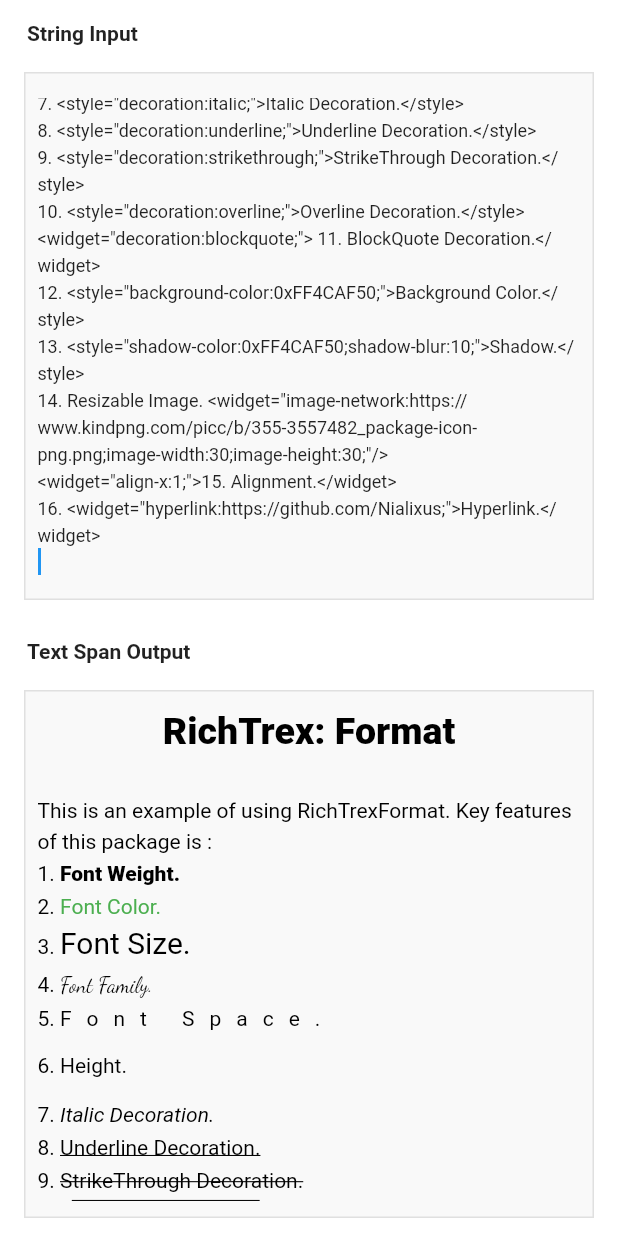
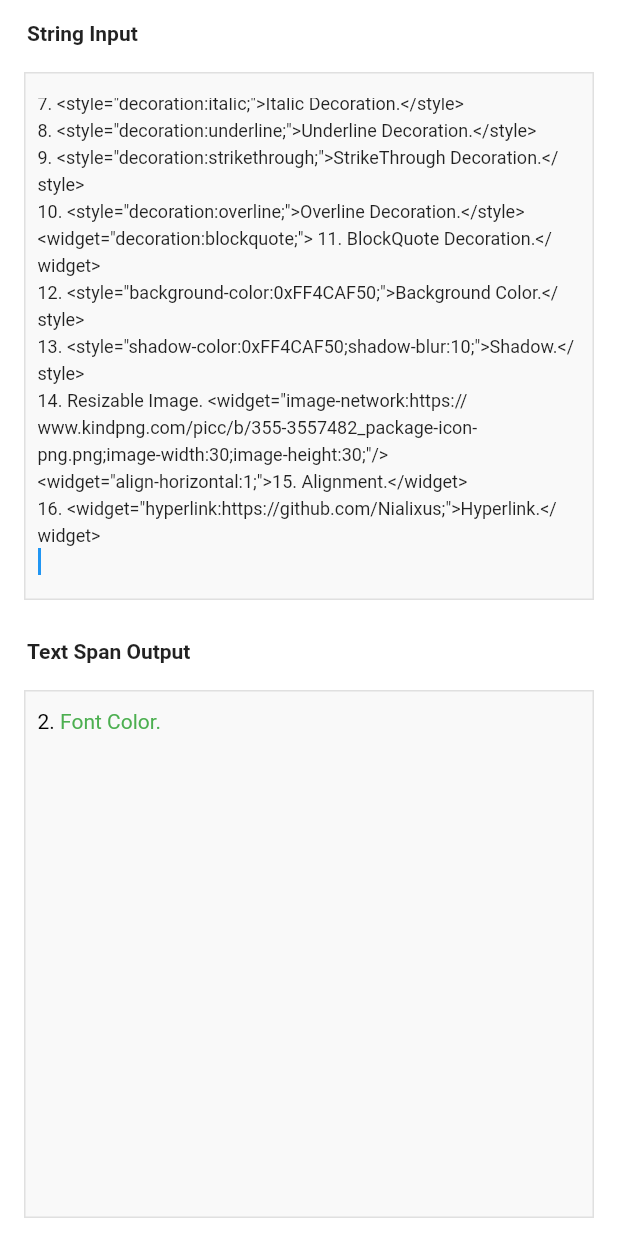
Before and after one commit to Nialixus/richtrex_span, a Flutter app: the screen it shows after launch, on a phone screen of 412 x 824 dp. Run offline on Flutter 3.47's test engine with Material 2 defaults, Android fonts, the phone set to English and light mode, and no system bars; missing offline and left inert: richtrex_image.

````diff
--- a/example/lib/main.dart
+++ b/example/lib/main.dart
@@ -1,3 +1,5 @@
+import 'dart:developer';
+
 import 'package:flutter/material.dart';
 import 'package:richtrex_format/richtrex_format.dart';
 
@@ -17,7 +19,7 @@ class MyApp extends StatefulWidget {
 
 class _MyAppState extends State<MyApp> {
   String text =
-      """<widget="align-x:0;font-weight:8;font-size:25;">RichTrex: Format</widget>
+      """<widget="align-horizontal:0;font-weight:8;font-size:25;">RichTrex: Format</widget>
 
 This is an example of using RichTrexFormat. Key features of this package is :
 1. <style="font-weight:8;">Font Weight.</style>
@@ -34,15 +36,24 @@ This is an example of using RichTrexFormat. Key features of this package is :
 12. <style="background-color:0xFF4CAF50;">Background Color.</style>
 13. <style="shadow-color:0xFF4CAF50;shadow-blur:10;">Shadow.</style>
 14. Resizable Image. <widget="image-network:https://www.kindpng.com/picc/b/355-3557482_package-icon-png.png;image-width:30;image-height:30;"/>
-<widget="align-x:1;">15. Alignment.</widget>
+<widget="align-horizontal:1;">15. Alignment.</widget>
 16. <widget="hyperlink:https://github.com/Nialixus;">Hyperlink.</widget>
 """;
+
+  String newt = '2. <style="font-color:0xFF4CAF50;">Font Color.</style>';
+
   late TextEditingController controller = TextEditingController()
     ..value = TextEditingValue(
         text: text, selection: TextSelection.collapsed(offset: text.length));
 
   @override
   Widget build(BuildContext context) {
+    var decode = RichTrexFormat.decode(newt,
+        style: const TextStyle(color: Colors.black, height: 1.5));
+    Future.value(decode).then((value) {
+      var a = RichTrexFormat.encode(value);
+      log(a);
+    });
     return Scaffold(
         body: SafeArea(
             child: Column(mainAxisSize: MainAxisSize.max, children: [
@@ -52,26 +63,22 @@ This is an example of using RichTrexFormat. Key features of this package is :
               title: "String Input",
               child: Scrollbar(
                   child: TextField(
+                      maxLines: null,
                       autofocus: true,
                       controller: controller,
                       onChanged: (text) => setState(() => this.text = text),
-                    maxLines: null,
                       style: const TextStyle(
                           fontSize: 12.0,
                           height: 1.5,
                           fontWeight: FontWeight.w400),
                       decoration: const InputDecoration(
-                        isDense: true, border: InputBorder.none)),
-              ))),
+                          isDense: true, border: InputBorder.none))))),
       Expanded(
           child: CustomForm(
               icon: Icons.style,
               title: "Text Span Output",
               child: Scrollbar(
-                  child: SingleChildScrollView(
-                      child: Text.rich(RichTrexFormat.decode(text,
-                          style: const TextStyle(
-                              color: Colors.black, height: 1.5)))))))
+                  child: SingleChildScrollView(child: Text.rich(decode)))))
     ])));
   }
 }
@@ -97,13 +104,13 @@ class CustomForm extends StatelessWidget {
                   style: const TextStyle(fontWeight: FontWeight.bold))),
           Expanded(
               child: Container(
+                  child: child,
                   margin: const EdgeInsets.all(8.0),
                   padding: const EdgeInsets.all(8.0),
                   decoration: BoxDecoration(
                       color: Colors.black.withOpacity(0.025),
                       border: Border.all(
-                          width: 1, color: Colors.black.withOpacity(0.1))),
-                  child: child))
+                          width: 1, color: Colors.black.withOpacity(0.1)))))
         ]));
   }
 }
--- a/lib/richtrex_format.dart
+++ b/lib/richtrex_format.dart
@@ -7,6 +7,52 @@ import 'package:richtrex_image/richtrex_image.dart';
 
 /// This tool has two main functions, which are encoding and decoding [TextSpan].
 class RichTrexFormat {
+  static String encode(TextSpan span) {
+    TextStyle? style = span.style;
+
+    List<InlineSpan> children = span.children ?? [];
+
+    String color(TextSpan span) {
+      try {
+        if (span.style?.color != null && span.style?.color != style?.color) {
+          return "color:span.style!.color!.toString()";
+        } else {
+          return "";
+        }
+      } catch (e) {
+        return "";
+      }
+    }
+
+    String textSpan(TextSpan span) {
+      try {
+        return color(span) + span.style.toString();
+      } catch (e) {
+        return span.toPlainText();
+      }
+    }
+
+    String widgetSpan(WidgetSpan span) {
+      try {
+        return "";
+      } catch (e) {
+        return span.toPlainText();
+      }
+    }
+
+    if (children.isNotEmpty) {
+      return children.map((e) {
+        if (e is TextSpan) {
+          return textSpan(e);
+        } else {
+          return widgetSpan(e as WidgetSpan);
+        }
+      }).join("");
+    } else {
+      return span.toPlainText();
+    }
+  }
+
   /// Decode [TextSpan] from String.
   ///
   /// ```dart
@@ -14,7 +60,8 @@ class RichTrexFormat {
   ///   '<style="font-size:75;">Text</style>'
   /// );
   /// ```
-  static TextSpan decode(String text, {TextStyle? style}) {
+  static TextSpan decode(String text,
+      {TextStyle style = const TextStyle(color: Colors.black)}) {
     // Shortcut of find matched text with [RegExp].
     String? regMatch(String text, String pattern) =>
         RegExp(pattern).stringMatch(text);
@@ -108,15 +155,16 @@ class RichTrexFormat {
     // Get Shadow from Tag.
     List<Shadow>? shadow(String text) {
       try {
-        String? x = regMatch(text, r'(?<=shadow-x:).*?(?=;)');
-        String? y = regMatch(text, r'(?<=shadow-y:).*?(?=;)');
+        String? horizontal = regMatch(text, r'(?<=shadow-horizontal:).*?(?=;)');
+        String? vertical = regMatch(text, r'(?<=shadow-vertical:).*?(?=;)');
         String color = regMatch(text, r'(?<=shadow-color:).*?(?=;)')!;
         String blurRadius = regMatch(text, r'(?<=shadow-blur:).*?(?=;)')!;
         return [
           Shadow(
               color: Color(int.parse(color)),
               blurRadius: double.parse(blurRadius),
-              offset: Offset(double.parse(x ?? "0"), double.parse(y ?? "0")))
+              offset: Offset(double.parse(horizontal ?? "0"),
+                  double.parse(vertical ?? "0")))
         ];
       } catch (e) {
         return null;
@@ -181,9 +229,10 @@ class RichTrexFormat {
     // Get Align from Tag.
     AlignmentGeometry? align(String text) {
       try {
-        String x = regMatch(text, r'(?<=align-x:).*?(?=;)')!;
-        String? y = regMatch(text, r'(?<=align-y:).*?(?=;)');
-        return Alignment(double.parse(x), double.parse(y ?? "0"));
+        String? vertical = regMatch(text, r'(?<=align-vertical:).*?(?=;)');
+        String horizontal = regMatch(text, r'(?<=align-horizontal:).*?(?=;)')!;
+        return Alignment(
+            double.parse(horizontal), double.parse(vertical ?? "0"));
       } catch (e) {
         return null;
       }
@@ -249,12 +298,12 @@ class RichTrexFormat {
 
     // Generated [TextSpan] from Tag.
     return TextSpan(
+        style: style,
         children: List.generate(textlist.length, (x) {
           // Basic style if [style] is null.
-      TextStyle initialStyle = style ?? const TextStyle(color: Colors.black);
 
           // Generated style when tag exist.
-      TextStyle generatedStyle = initialStyle.copyWith(
+          TextStyle generatedStyle = style.copyWith(
               leadingDistribution: TextLeadingDistribution.even,
               color: color(textlist[x]),
               height: height(textlist[x]),
@@ -272,12 +321,12 @@ class RichTrexFormat {
               ]));
 
           // Generated [TextSpan] from <style ... ></style> tag.
-      TextSpan textSpan({TextStyle? style}) =>
-          TextSpan(text: newText(textlist[x]), style: style ?? generatedStyle);
+          TextSpan textSpan =
+              TextSpan(text: newText(textlist[x]), style: generatedStyle);
 
           // Generated [WidgetSpan] from <widget ... ></widget> tag.
           WidgetSpan widgetSpan({required Widget child}) => WidgetSpan(
-          style: initialStyle,
+              style: style,
               child: Container(
                   alignment: align(textlist[x]),
                   decoration: blockQuote(textlist[x]),
@@ -289,23 +338,23 @@ class RichTrexFormat {
 
           if (textlist[x].contains(RegExp(r'<style=.*?\/style>'))) {
             // textlist[x] with `<style ... ></style>` tag.
-        return textSpan();
+            return textSpan;
           } else if (textlist[x]
               .contains(RegExp(r'<widget=.*?;"\/>|<widget=.*?<\/widget>'))) {
             // textlist[x] with `<widget ... />` or <widget ... ></widget> tag.
             List<Widget?> child = [
               image(textlist[x]),
-          hyperlink(textlist[x], span: textSpan())
+              hyperlink(textlist[x], span: textSpan)
             ];
             try {
               return widgetSpan(
                   child: child.lastWhere((element) => element != null)!);
             } catch (e) {
-          return widgetSpan(child: Text.rich(textSpan()));
+              return widgetSpan(child: Text.rich(textSpan));
             }
           } else {
             // if textlist[x] has no style, just return basic textspan.
-        return TextSpan(text: textlist[x], style: initialStyle);
+            return TextSpan(text: textlist[x]);
           }
         }));
   }
````
Lines whose indentation alone changed are shown as unchanged.
